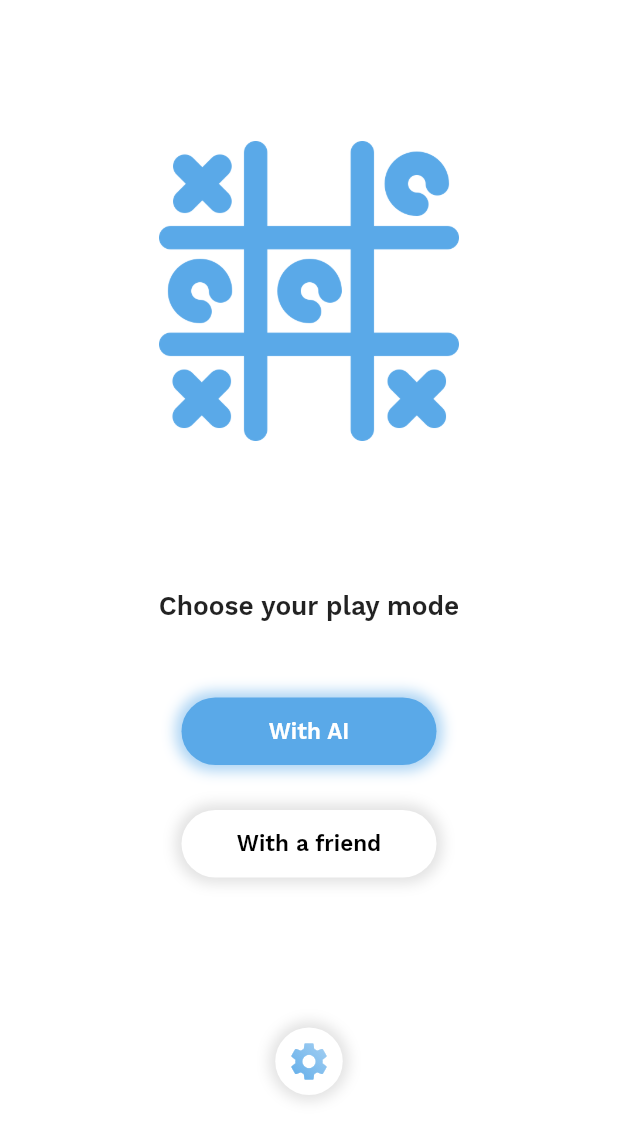
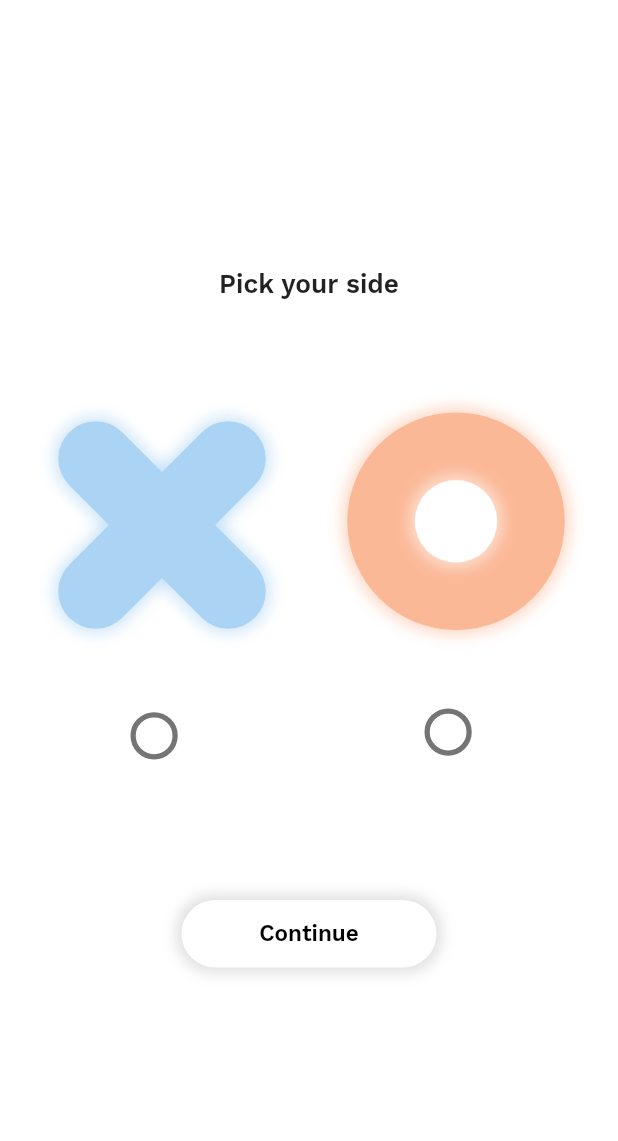
Before and after one commit to ErfanRht/Tic-Tac-Toe, a Flutter app: the screen it shows after launch, after a tap on "With AI", on a phone screen of 412 x 824 dp. Shown: the top 1141 px of the screen. Run offline on Flutter 3.47's test engine with Material 2 defaults, Android fonts, the phone set to English and light mode, and no system bars; our stand-ins replace get, google_fonts.

Commit message:
Pick side section is completed

```diff
--- a/lib/constants/colors.dart
+++ b/lib/constants/colors.dart
@@ -1,5 +1,6 @@
 import 'package:flutter/material.dart';
 
 const kPrimaryColor = Color(0xff5AA9E8);
+const kZeroIconColor = Color(0xffF87432);
 const kSecondaryColor = Color(0xff05445E);
 const kTertiaryColor = Color(0xff75E6DA);
--- a/lib/constants/routes.dart
+++ b/lib/constants/routes.dart
@@ -1,3 +1,4 @@
 const menu_route = "/menu";
+const pickside_route = "/side";
 const game_route = "/game";
 const result_route = "/result";
--- a/lib/constants/types.dart
+++ b/lib/constants/types.dart
@@ -1,2 +1,3 @@
 enum PlayMode { AI, Friend }
 enum UserSide { CROSS, ZERO }
+enum IconSize { MINIMAL, MEDIUM, MAXIMAL }
--- a/lib/controllers/user-choose-controller.dart
+++ b/lib/controllers/user-choose-controller.dart
@@ -8,5 +8,6 @@ class UserChooseController extends GetxController {
   updateUserChoose({PlayMode newPlayMode, UserSide newUserSide}) {
     playMode = newPlayMode != null ? newPlayMode : playMode;
     userSide = newUserSide != null ? newUserSide : userSide;
+    update();
   }
 }
--- a/lib/main.dart
+++ b/lib/main.dart
@@ -1,7 +1,9 @@
 import 'package:flutter/material.dart';
+import 'package:get/get.dart';
 import 'package:tic_tac_toe/constants/routes.dart';
-import 'package:tic_tac_toe/screens/game/game.dart';
+import 'package:tic_tac_toe/screens/with-ai/game/game.dart';
 import 'package:tic_tac_toe/screens/menu/menu.dart';
+import 'package:tic_tac_toe/screens/with-ai/pick-side/pick-side.dart';
 import 'package:tic_tac_toe/screens/result/result.dart';
 import 'constants/colors.dart';
 
@@ -12,12 +14,13 @@ void main() {
 class App extends StatelessWidget {
   @override
   Widget build(BuildContext context) {
-    return MaterialApp(
+    return GetMaterialApp(
       theme: ThemeData(primaryColor: kPrimaryColor),
       debugShowCheckedModeBanner: false,
       initialRoute: menu_route,
       routes: {
         menu_route: (context) => MenuScreen(),
+        pickside_route: (context) => PickSideScreen(),
         game_route: (context) => GameScreen(),
         result_route: (context) => ResultScreen()
       },
--- a/lib/screens/menu/menu.dart
+++ b/lib/screens/menu/menu.dart
@@ -1,12 +1,11 @@
 import 'package:flutter/material.dart';
 import 'package:get/get.dart';
 import 'package:google_fonts/google_fonts.dart';
-import 'package:page_transition/page_transition.dart';
 import 'package:tic_tac_toe/constants/colors.dart';
+import 'package:tic_tac_toe/constants/routes.dart';
 import 'package:tic_tac_toe/constants/types.dart';
 import 'package:tic_tac_toe/controllers/user-choose-controller.dart';
 import 'package:tic_tac_toe/models/statusbar-color.dart';
-import 'package:tic_tac_toe/screens/choose-side/choose-side.dart';
 import 'package:tic_tac_toe/widgets/button.dart';
 import 'package:tic_tac_toe/widgets/icon-button.dart';
 
@@ -47,6 +46,7 @@ class MenuScreen extends StatelessWidget {
                 ifClick: () {
                   Get.find<UserChooseController>()
                       .updateUserChoose(newPlayMode: PlayMode.AI);
+                  Get.toNamed(pickside_route);
                 }),
             SizedBox(
               height: 30,
@@ -58,6 +58,7 @@ class MenuScreen extends StatelessWidget {
                 ifClick: () {
                   Get.find<UserChooseController>()
                       .updateUserChoose(newPlayMode: PlayMode.Friend);
+                  Get.toNamed(pickside_route);
                 }),
             SizedBox(
               height: 100,
--- /dev/null
+++ b/lib/screens/with-ai/pick-side/pick-side.dart
@@ -0,0 +1,33 @@
+import 'package:flutter/material.dart';
+import 'package:get/get.dart';
+import 'package:google_fonts/google_fonts.dart';
+import 'package:tic_tac_toe/constants/routes.dart';
+import 'package:tic_tac_toe/screens/with-ai/pick-side/pick.dart';
+import 'package:tic_tac_toe/widgets/button.dart';
+
+class PickSideScreen extends StatelessWidget {
+  @override
+  Widget build(BuildContext context) {
+    return Scaffold(
+      backgroundColor: Colors.white,
+      body: SafeArea(
+          child: Column(
+        mainAxisAlignment: MainAxisAlignment.center,
+        children: [
+          Center(
+              child: Text('Pick your side',
+                  style: GoogleFonts.workSans(
+                      fontSize: 17.5, fontWeight: FontWeight.w600))),
+          PickSideWidget(),
+          Button(
+              text: 'Continue',
+              buttonColor: Colors.white,
+              textColor: Colors.black,
+              ifClick: () {
+                Get.toNamed(game_route);
+              })
+        ],
+      )),
+    );
+  }
+}
--- /dev/null
+++ b/lib/screens/with-ai/pick-side/pick.dart
@@ -0,0 +1,110 @@
+import 'package:flutter/material.dart';
+import 'package:get/get.dart';
+import 'package:tic_tac_toe/constants/colors.dart';
+import 'package:tic_tac_toe/constants/types.dart';
+import 'package:tic_tac_toe/controllers/user-choose-controller.dart';
+import 'package:tic_tac_toe/widgets/icons/cross-icon.dart';
+import 'package:tic_tac_toe/widgets/icons/zero-icon.dart';
+
+class PickSideWidget extends StatelessWidget {
+  @override
+  Widget build(BuildContext context) {
+    return GetBuilder<UserChooseController>(builder: (state) {
+      return Container(
+        height: 400,
+        width: MediaQuery.of(context).size.width,
+        child: Padding(
+          padding: const EdgeInsets.only(top: 25, left: 10, right: 10),
+          child: Row(
+            children: [
+              InkWell(
+                highlightColor: Colors.transparent,
+                splashColor: Colors.transparent,
+                onTap: () {
+                  updatePick(0);
+                },
+                child: Container(
+                    height: 300,
+                    width: MediaQuery.of(context).size.width / 2 - 10,
+                    child: Column(
+                      children: [
+                        AnimatedOpacity(
+                          opacity: state.userSide == UserSide.CROSS ? 1 : 0.5,
+                          duration: Duration(milliseconds: 250),
+                          child: CrossIcon(
+                            iconSize: IconSize.MAXIMAL,
+                          ),
+                        ),
+                        Padding(
+                          padding: const EdgeInsets.only(top: 25, left: 70),
+                          child: Transform.scale(
+                            scale: 1.75,
+                            child: ListTile(
+                              leading: Radio(
+                                value: UserSide.CROSS,
+                                groupValue: state.userSide,
+                                onChanged: (value) {
+                                  updatePick(value);
+                                },
+                                activeColor: kPrimaryColor,
+                              ),
+                            ),
+                          ),
+                        )
+                      ],
+                    )),
+              ),
+              InkWell(
+                highlightColor: Colors.transparent,
+                splashColor: Colors.transparent,
+                onTap: () {
+                  updatePick(1);
+                },
+                child: Container(
+                    height: 300,
+                    width: MediaQuery.of(context).size.width / 2 - 10,
+                    child: Column(
+                      children: [
+                        AnimatedOpacity(
+                          opacity: state.userSide == UserSide.ZERO ? 1 : 0.5,
+                          duration: Duration(milliseconds: 250),
+                          child: ZeroIcon(
+                            iconSize: IconSize.MAXIMAL,
+                          ),
+                        ),
+                        Padding(
+                          padding: const EdgeInsets.only(top: 40, left: 70),
+                          child: Transform.scale(
+                            scale: 1.75,
+                            child: ListTile(
+                              leading: Radio(
+                                value: UserSide.ZERO,
+                                groupValue: state.userSide,
+                                onChanged: (value) {
+                                  updatePick(value);
+                                },
+                                activeColor: kZeroIconColor,
+                              ),
+                            ),
+                          ),
+                        )
+                      ],
+                    )),
+              ),
+            ],
+          ),
+        ),
+      );
+    });
+  }
+
+  updatePick(int val) {
+    if (val == 0) {
+      Get.find<UserChooseController>()
+          .updateUserChoose(newUserSide: UserSide.CROSS);
+    } else if (val == 1) {
+      Get.find<UserChooseController>()
+          .updateUserChoose(newUserSide: UserSide.ZERO);
+    }
+  }
+}
--- /dev/null
+++ b/lib/widgets/icons/cross-icon.dart
@@ -0,0 +1,75 @@
+import 'package:flutter/material.dart';
+import 'package:tic_tac_toe/constants/colors.dart';
+import 'package:tic_tac_toe/constants/types.dart';
+import 'package:vector_math/vector_math.dart';
+
+class CrossIcon extends StatefulWidget {
+  IconSize iconSize;
+  CrossIcon({@required this.iconSize});
+
+  @override
+  _CrossIconState createState() => _CrossIconState();
+}
+
+class _CrossIconState extends State<CrossIcon> {
+  IconSize iconSize;
+  double height;
+  double width;
+  @override
+  void initState() {
+    super.initState();
+    iconSize = widget.iconSize;
+
+    if (iconSize == IconSize.MINIMAL) {
+      height = 0;
+      width = 0;
+    } else if (iconSize == IconSize.MEDIUM) {
+      height = 0;
+      width = 0;
+    } else if (iconSize == IconSize.MAXIMAL) {
+      height = 175;
+      width = 50;
+    }
+  }
+
+  @override
+  Widget build(BuildContext context) {
+    return Stack(
+      children: [
+        Transform.rotate(
+            angle: radians(45),
+            child: Container(
+              height: height,
+              width: width,
+              decoration: BoxDecoration(
+                color: kPrimaryColor,
+                borderRadius: BorderRadius.circular(50),
+                boxShadow: [
+                  BoxShadow(
+                    color: kPrimaryColor.withOpacity(0.5),
+                    spreadRadius: 4,
+                    blurRadius: 7,
+                  ),
+                ],
+              ),
+            )),
+        Transform.rotate(
+            angle: radians(-45),
+            child: Container(
+              height: height,
+              width: width,
+              decoration: BoxDecoration(
+                  color: kPrimaryColor,
+                  borderRadius: BorderRadius.circular(50),
+                  boxShadow: [
+                    BoxShadow(
+                      color: kPrimaryColor.withOpacity(0.5),
+                      spreadRadius: 4,
+                      blurRadius: 7,
+                    )
+                  ]),
+            ))
+      ],
+    );
+  }
+}
--- /dev/null
+++ b/lib/widgets/icons/zero-icon.dart
@@ -0,0 +1,82 @@
+import 'package:flutter/material.dart';
+import 'package:tic_tac_toe/constants/colors.dart';
+import 'package:tic_tac_toe/constants/types.dart';
+
+class ZeroIcon extends StatefulWidget {
+  IconSize iconSize;
+  ZeroIcon({@required this.iconSize});
+
+  @override
+  _ZeroIconState createState() => _ZeroIconState();
+}
+
+class _ZeroIconState extends State<ZeroIcon> {
+  IconSize iconSize;
+  double bigCircleHeight;
+  double bigCirclewidth;
+  double smallCircleHeight;
+  double smallCircleWidth;
+  @override
+  void initState() {
+    super.initState();
+    iconSize = widget.iconSize;
+
+    if (iconSize == IconSize.MINIMAL) {
+      bigCircleHeight = 0;
+      bigCirclewidth = 0;
+      smallCircleHeight = 0;
+      smallCircleWidth = 0;
+    } else if (iconSize == IconSize.MEDIUM) {
+      bigCircleHeight = 0;
+      bigCirclewidth = 0;
+      smallCircleHeight = 0;
+      smallCircleWidth = 0;
+    } else if (iconSize == IconSize.MAXIMAL) {
+      bigCircleHeight = 145;
+      bigCirclewidth = 145;
+      smallCircleHeight = 55;
+      smallCircleWidth = 55;
+    }
+  }
+
+  @override
+  Widget build(BuildContext context) {
+    return Stack(
+      alignment: Alignment.center,
+      children: [
+        Container(
+          margin: EdgeInsets.only(top: 12.5),
+          height: bigCircleHeight,
+          width: bigCirclewidth,
+          decoration: BoxDecoration(
+            color: kZeroIconColor,
+            borderRadius: BorderRadius.circular(100),
+            boxShadow: [
+              BoxShadow(
+                color: kZeroIconColor.withOpacity(0.5),
+                spreadRadius: 4,
+                blurRadius: 7,
+              ),
+            ],
+          ),
+        ),
+        Container(
+          margin: EdgeInsets.only(top: 12.5),
+          height: smallCircleHeight,
+          width: smallCircleWidth,
+          decoration: BoxDecoration(
+            color: Colors.white,
+            borderRadius: BorderRadius.circular(100),
+            boxShadow: [
+              BoxShadow(
+                color: Colors.white.withOpacity(0.5),
+                spreadRadius: 4,
+                blurRadius: 7,
+              ),
+            ],
+          ),
+        )
+      ],
+    );
+  }
+}
--- a/pubspec.yaml
+++ b/pubspec.yaml
@@ -17,6 +17,7 @@ dependencies:
   get: ^4.3.0
   google_fonts: ^2.1.0
   flutter_spinkit: "^4.1.2"
+  vector_math: ^2.1.0
 
 dev_dependencies:
   flutter_test:
```
Also changed, not shown: lib/screens/with-ai/game/game.dart (renamed from lib/screens/game/game.dart), lib/screens/with-friend/choose-side/choose-side.dart (renamed from lib/screens/choose-side/choose-side.dart), pubspec.lock.
